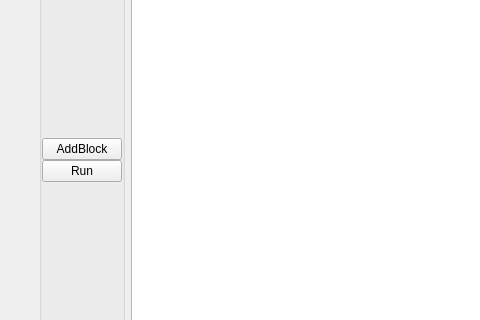
povle/pyblueprint, file proto.ui: the form before one commit; both pictures show x 0 to 480 and y 179 to 499 of the 860 by 697 pixel window.
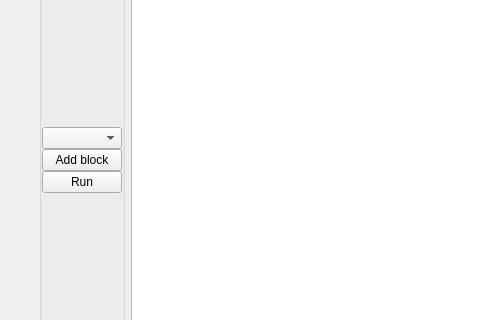
The form after the commit.

Commit message: selectable functions and block pos now works

Diff of the .ui file:
```diff
--- a/proto.ui
+++ b/proto.ui
@@ -78,6 +78,13 @@
            </property>
           </spacer>
          </item>
+         <item>
+          <widget class="QComboBox" name="functionSelectBox">
+           <property name="currentIndex">
+            <number>-1</number>
+           </property>
+          </widget>
+         </item>
          <item>
           <widget class="QPushButton" name="addBlockButton">
            <property name="sizePolicy">
@@ -87,7 +94,7 @@
             </sizepolicy>
            </property>
            <property name="text">
-            <string>AddBlock</string>
+            <string>Add block</string>
            </property>
           </widget>
          </item>
```
The commit also changes 1 other file.
